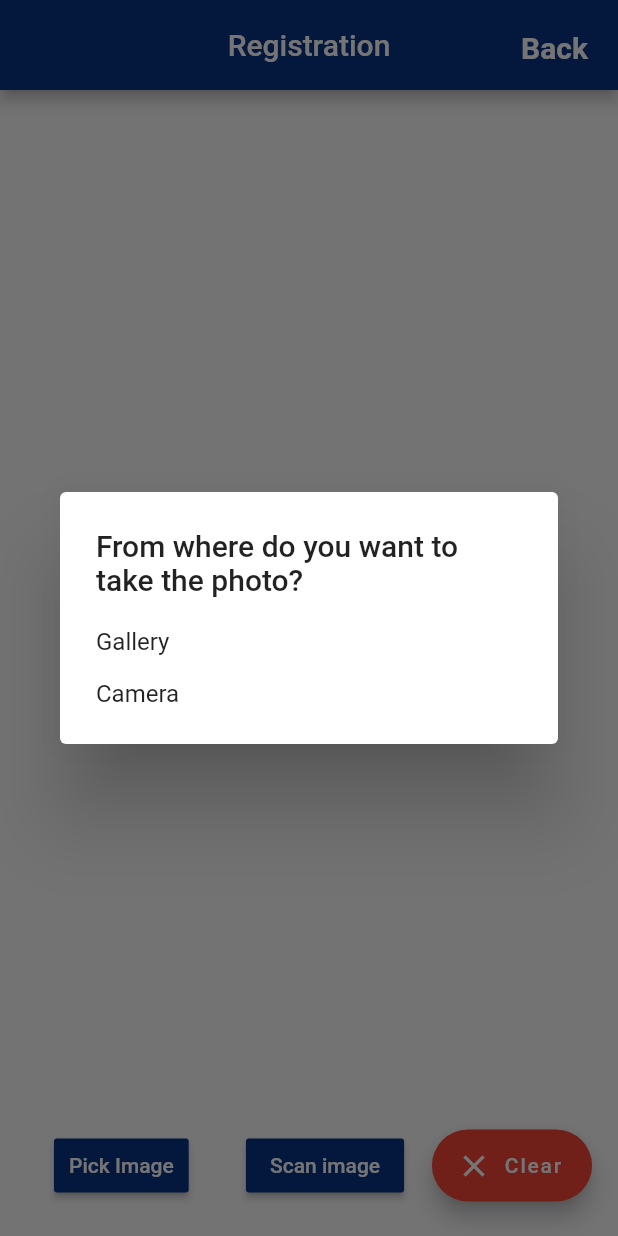
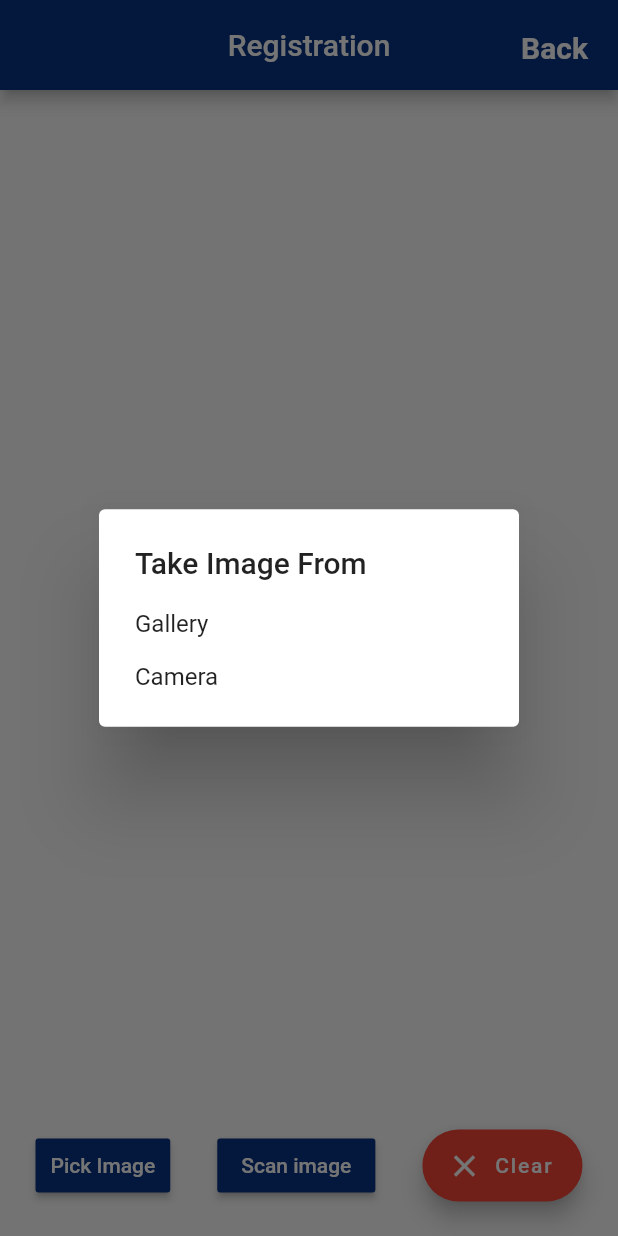
Before and after one commit to Iamprashanth-1/creditapp, a Flutter app: the Registration screen opened directly, after a tap on "Pick Image", on a phone screen of 412 x 824 dp. Run offline on Flutter 3.47's test engine with Material 2 defaults, Android fonts, the phone set to English and light mode, and no system bars; our stand-ins replace carousel_slider, flutter_bluetooth_serial, flutter_login, fluttertoast, image_cropper, image_picker and 2 more; missing offline and left inert: clipboard, firebase_ml_vision, merge_images, status_alert; accounts and stored records are empty.

Commit message:
changes few sentences

```diff
--- a/lib/registration/controls_widgetr.dart
+++ b/lib/registration/controls_widgetr.dart
@@ -15,8 +15,8 @@ class ControlsWidget extends StatelessWidget {
   @override
   Widget build(BuildContext context) => Row(
         mainAxisAlignment: MainAxisAlignment.spaceAround,
-        children: [
-          const SizedBox(width: 0.1),
+        children: <Widget>[
+          // const SizedBox(width: 0.1),
           RaisedButton(
             onPressed: onClickedPickImage,
             child: Text('Pick Image'),
@@ -26,13 +26,23 @@ class ControlsWidget extends StatelessWidget {
 
             padding: EdgeInsets.fromLTRB(10, 10, 10, 10),
           ),
-          const SizedBox(height: 30, width: 1),
+          // const SizedBox(height: 30, width: 1),
           RaisedButton(
             onPressed: onClickedScanText,
             child: Text('Scan image'),
             color: Color(0xFF083386),
             textColor: Colors.white,
           ),
+          // new MaterialButton(
+          //   height: 40.0,
+          //   minWidth: double.infinity,
+          //   color: Theme.of(context).primaryColor,
+          //   textColor: Colors.white,
+          //   child: new Text("push"),
+          //   onPressed: () => {},
+          //   // splashColor: Colors.redAccent,
+          // ),
+
           FloatingActionButton.extended(
             icon: Icon(Icons.clear),
             label: Text("Clear"),
@@ -40,6 +50,7 @@ class ControlsWidget extends StatelessWidget {
               gg(context);
               onClickedClear();
             },
+
             backgroundColor: Colors.red,
             foregroundColor: Colors.white,
           )
--- a/lib/registration/text_recor.dart
+++ b/lib/registration/text_recor.dart
@@ -87,7 +87,7 @@ class _TextRecognitionWidgetState extends State<TextRecognitionWidgetr> {
         context: context,
         builder: (BuildContext context) {
           return AlertDialog(
-              title: Text("From where do you want to take the photo?"),
+              title: Text("Take Image From "),
               content: SingleChildScrollView(
                 child: ListBody(
                   children: <Widget>[
@@ -151,7 +151,6 @@ class _TextRecognitionWidgetState extends State<TextRecognitionWidgetr> {
       //_onAlertButtonsPressed(context);
       // scanTexts(text);
       showAlertDialog(context, text);
-
 
       //var res=await client.get('https://9748e5dd28d6.ngrok.io');
       //print(res.body);
--- a/lib/widget/text_recognition_widget.dart
+++ b/lib/widget/text_recognition_widget.dart
@@ -33,6 +33,7 @@ class _TextRecognitionWidgetState extends State<TextRecognitionWidget> {
   @override
   Widget build(BuildContext context) => Expanded(
         child: Column(
+          // width:MediaQuery.of(context).size.width,
           children: [
             Expanded(child: buildImage()),
             const SizedBox(height: 168),
@@ -59,7 +60,7 @@ class _TextRecognitionWidgetState extends State<TextRecognitionWidget> {
         context: context,
         builder: (BuildContext context) {
           return AlertDialog(
-              title: Text("From where do you want to take the photo?"),
+              title: Text("Take Image From "),
               content: SingleChildScrollView(
                 child: ListBody(
                   children: <Widget>[
```
